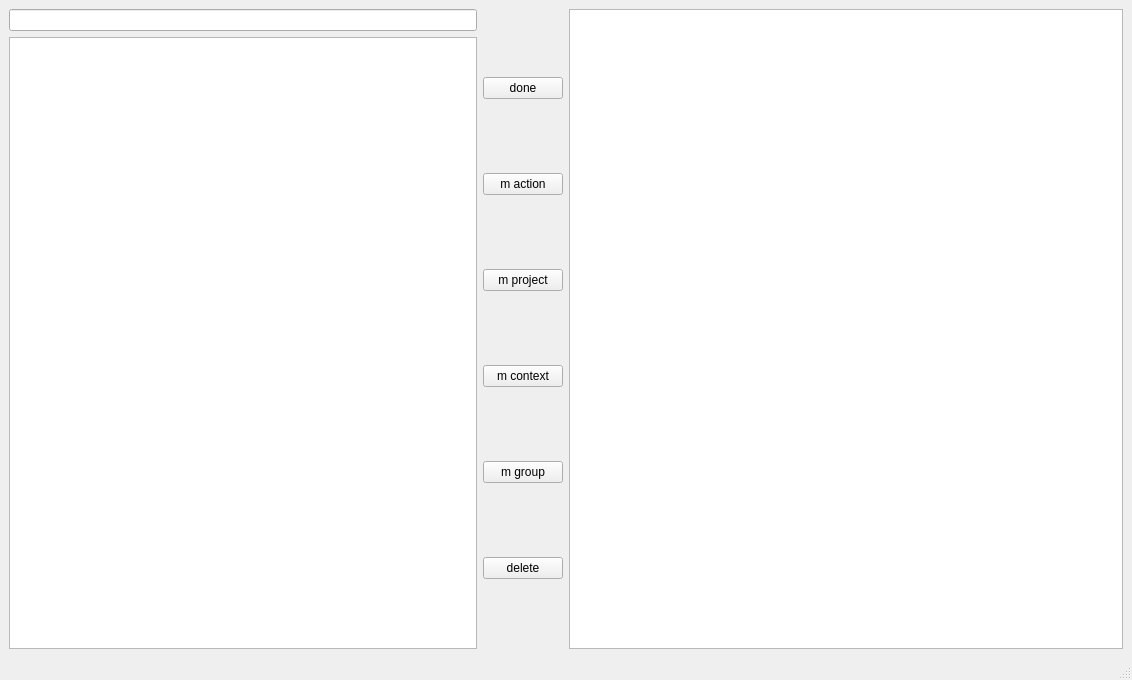
Before: the Qt Designer form src/zeitmaschine.ui in basmatix/zeitmaschine, drawn with Qt 5.
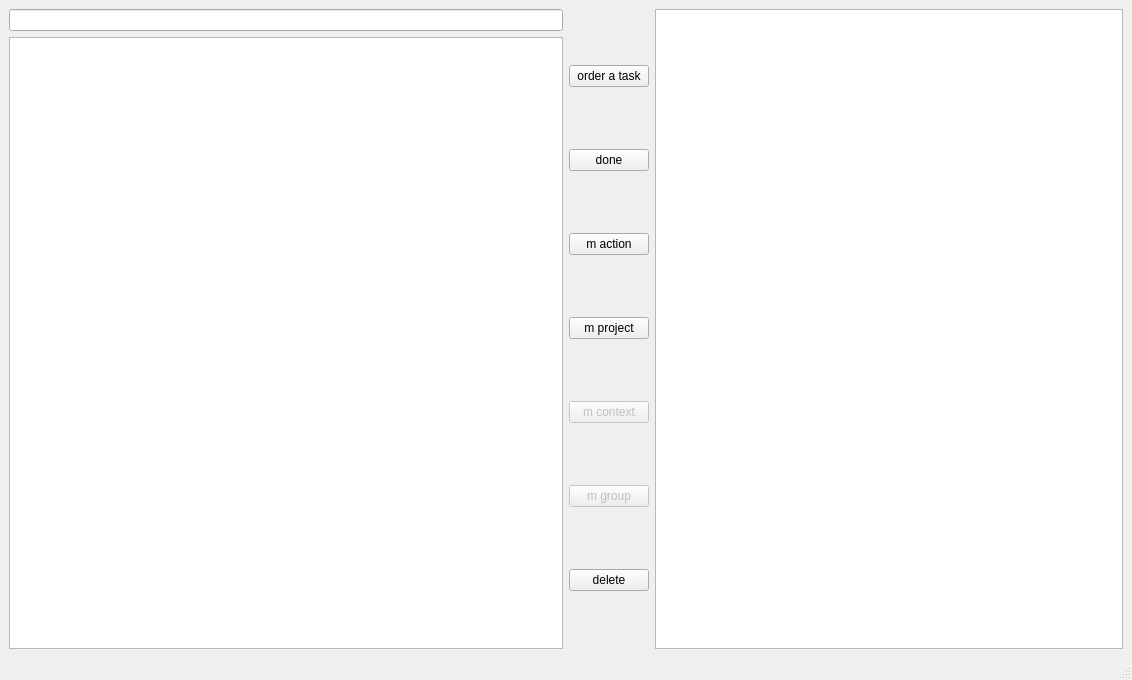
After: the same form once the commit is applied. Icons and pictures are not drawn. Custom widgets are drawn as their Qt base class.

Commit message: order-a-task, some gui-improvements, hash=>hash1

```diff
--- a/src/zeitmaschine.ui
+++ b/src/zeitmaschine.ui
@@ -44,8 +44,22 @@
           </item>
          </layout>
         </item>
+       </layout>
+      </item>
+      <item>
+       <layout class="QHBoxLayout" name="horizontalLayout_2">
+        <property name="leftMargin">
+         <number>0</number>
+        </property>
         <item>
          <layout class="QVBoxLayout" name="verticalLayout_2">
+          <item>
+           <widget class="QPushButton" name="pbOrder">
+            <property name="text">
+             <string>order a task</string>
+            </property>
+           </widget>
+          </item>
           <item>
            <widget class="QPushButton" name="pbClose">
             <property name="text">
@@ -69,6 +83,9 @@
           </item>
           <item>
            <widget class="QPushButton" name="pbMakeContext">
+            <property name="enabled">
+             <bool>false</bool>
+            </property>
             <property name="text">
              <string>m context</string>
             </property>
@@ -76,6 +93,9 @@
           </item>
           <item>
            <widget class="QPushButton" name="pbMakeGroup">
+            <property name="enabled">
+             <bool>false</bool>
+            </property>
             <property name="text">
              <string>m group</string>
             </property>
@@ -90,11 +110,11 @@
           </item>
          </layout>
         </item>
+        <item>
+         <widget class="QTextEdit" name="teNotes"/>
+        </item>
        </layout>
       </item>
-      <item>
-       <widget class="QTextEdit" name="teNotes"/>
-      </item>
      </layout>
     </item>
    </layout>
```
Left out of the diff: 4 changed lines with no effect on the pictures. The commit also changes 5 other files.
